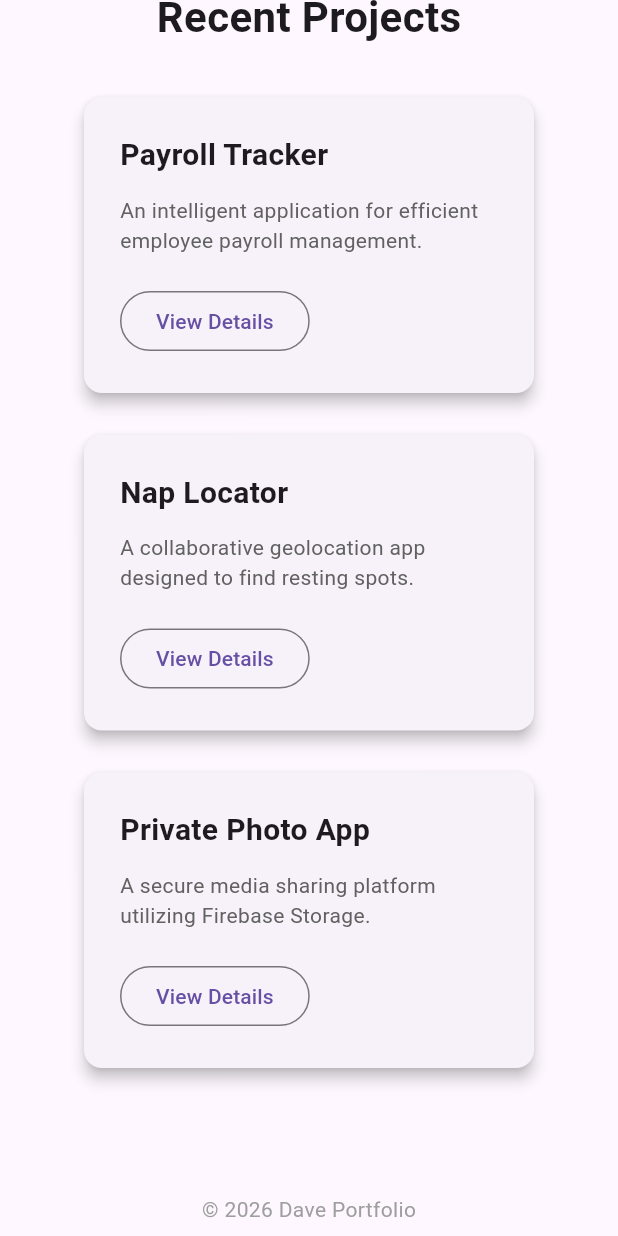
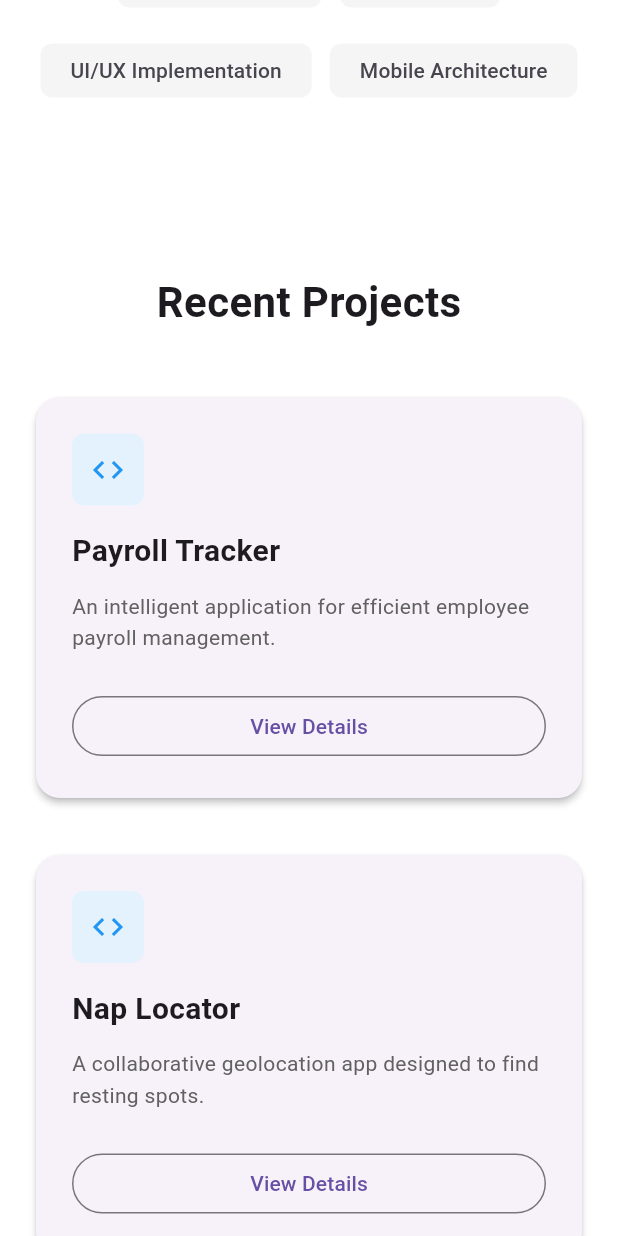
Before and after one commit to patrickpatrick27/Flutter-Web-Portfolio, a Flutter app: the screen it shows after launch, scrolled down 576 dp, after a tap on "View Details", on a phone screen of 412 x 824 dp. Run offline on Flutter 3.47's test engine with Material 3 defaults, Android fonts, the phone set to English and light mode, and no system bars.

Commit message:
Working UI for Laptop Web and Mobile Web

```diff
--- a/lib/home_screen.dart
+++ b/lib/home_screen.dart
@@ -2,7 +2,9 @@ import 'package:flutter/material.dart';
 import 'sections/header_section.dart';
 import 'sections/skills_section.dart';
 import 'sections/projects_section.dart';
-import 'widgets/responsive_animation.dart'; // Import our animation
+import 'sections/footer_section.dart';
+// ▼ ADD THIS LINE ▼
+import 'widgets/responsive_animation.dart';
 
 class HomeScreen extends StatelessWidget {
   const HomeScreen({super.key});
@@ -10,29 +12,32 @@ class HomeScreen extends StatelessWidget {
   @override
   Widget build(BuildContext context) {
     return Scaffold(
+      backgroundColor: Colors.white,
       body: SingleChildScrollView(
         child: Column(
-          children: const [
+          children: [
             FadeSlideTransition(
-              delay: Duration(milliseconds: 0),
-              child: HeaderSection()
+              delay: const Duration(milliseconds: 0),
+              child: const HeaderSection()
             ),
-            SizedBox(height: 60),
+
+            const SizedBox(height: 40),
+
             FadeSlideTransition(
-              delay: Duration(milliseconds: 300),
-              child: SkillsSection()
+              delay: const Duration(milliseconds: 400),
+              child: const SkillsSection()
             ),
-            SizedBox(height: 60),
+
+            const SizedBox(height: 40),
+
             FadeSlideTransition(
-              delay: Duration(milliseconds: 600),
-              child: ProjectsSection()
+              delay: const Duration(milliseconds: 800),
+              child: const ProjectsSection()
             ),
-            SizedBox(height: 60),
-            // Footer usually doesn't need animation, but you can add it if you like
-            Padding(
-              padding: EdgeInsets.all(20.0),
-              child: Text("© 2026 Dave Portfolio", style: TextStyle(color: Colors.grey)),
-            ),
+
+            const SizedBox(height: 80),
+
+            const FooterSection(),
           ],
         ),
       ),
--- a/lib/sections/footer_section.dart
+++ b/lib/sections/footer_section.dart
@@ -0,0 +1,32 @@
+import 'package:flutter/material.dart';
+
+class FooterSection extends StatelessWidget {
+  const FooterSection({super.key});
+
+  @override
+  Widget build(BuildContext context) {
+    return Container(
+      width: double.infinity,
+      padding: const EdgeInsets.all(30),
+      color: Colors.grey[50],
+      child: Column(
+        children: [
+          const Divider(),
+          const SizedBox(height: 20),
+          Text(
+            "© 2026 Dave. Built with Flutter Web.",
+            style: TextStyle(color: Colors.grey[600]),
+          ),
+          const SizedBox(height: 10),
+          Row(
+            mainAxisAlignment: MainAxisAlignment.center,
+            children: [
+              IconButton(icon: const Icon(Icons.code), onPressed: () {}), // GitHub
+              IconButton(icon: const Icon(Icons.email), onPressed: () {}), // Email
+            ],
+          )
+        ],
+      ),
+    );
+  }
+}
--- a/lib/sections/header_section.dart
+++ b/lib/sections/header_section.dart
@@ -1,25 +1,103 @@
 import 'package:flutter/material.dart';
+import '../widgets/responsive_layout.dart';
 
 class HeaderSection extends StatelessWidget {
   const HeaderSection({super.key});
 
   @override
   Widget build(BuildContext context) {
+    return const ResponsiveLayout(
+      mobile: _HeaderMobile(),
+      desktop: _HeaderDesktop(),
+    );
+  }
+}
+
+// --- Desktop Layout ---
+class _HeaderDesktop extends StatelessWidget {
+  const _HeaderDesktop();
+
+  @override
+  Widget build(BuildContext context) {
     return Container(
-      padding: const EdgeInsets.symmetric(vertical: 80, horizontal: 20),
+      width: double.infinity,
+      padding: const EdgeInsets.symmetric(vertical: 100, horizontal: 80),
       color: Colors.blueGrey[900],
+      child: Row(
+        mainAxisAlignment: MainAxisAlignment.center,
+        children: [
+          // Profile Picture Placeholder
+          Container(
+            width: 160,
+            height: 160,
+            decoration: const BoxDecoration(
+              shape: BoxShape.circle,
+              color: Colors.white10,
+            ),
+            child: const Icon(Icons.person, size: 80, color: Colors.white),
+          ),
+          const SizedBox(width: 60),
+          // Text Content
+          Column(
+            crossAxisAlignment: CrossAxisAlignment.start,
+            children: const [
+              Text(
+                "Hi, I'm Dave.",
+                style: TextStyle(
+                    fontSize: 56,
+                    fontWeight: FontWeight.bold,
+                    color: Colors.white),
+              ),
+              SizedBox(height: 16),
+              Text(
+                "Flutter Developer | Mobile & Web",
+                style: TextStyle(fontSize: 28, color: Colors.white70),
+              ),
+              SizedBox(height: 30),
+              // Example Call to Action
+              Chip(
+                  label: Text("Available for projects"),
+                  backgroundColor: Colors.greenAccent)
+            ],
+          ),
+        ],
+      ),
+    );
+  }
+}
+
+// --- Mobile Layout ---
+class _HeaderMobile extends StatelessWidget {
+  const _HeaderMobile();
+
+  @override
+  Widget build(BuildContext context) {
+    return Container(
       width: double.infinity,
+      padding: const EdgeInsets.symmetric(vertical: 60, horizontal: 20),
+      color: Colors.blueGrey[900],
       child: Column(
-        children: const [
-          Text(
+        children: [
+          Container(
+            width: 120,
+            height: 120,
+            decoration: const BoxDecoration(
+              shape: BoxShape.circle,
+              color: Colors.white10,
+            ),
+            child: const Icon(Icons.person, size: 60, color: Colors.white),
+          ),
+          const SizedBox(height: 30),
+          const Text(
             "Hi, I'm Dave.",
-            style: TextStyle(fontSize: 48, fontWeight: FontWeight.bold, color: Colors.white),
+            style: TextStyle(
+                fontSize: 36, fontWeight: FontWeight.bold, color: Colors.white),
             textAlign: TextAlign.center,
           ),
-          SizedBox(height: 16),
-          Text(
+          const SizedBox(height: 12),
+          const Text(
             "Flutter Developer | Mobile & Web",
-            style: TextStyle(fontSize: 24, color: Colors.white70),
+            style: TextStyle(fontSize: 18, color: Colors.white70),
             textAlign: TextAlign.center,
           ),
         ],
--- a/lib/sections/projects_section.dart
+++ b/lib/sections/projects_section.dart
@@ -1,4 +1,5 @@
 import 'package:flutter/material.dart';
+import '../widgets/responsive_layout.dart';
 
 class ProjectsSection extends StatelessWidget {
   const ProjectsSection({super.key});
@@ -6,32 +7,39 @@ class ProjectsSection extends StatelessWidget {
   @override
   Widget build(BuildContext context) {
     return Padding(
-      padding: const EdgeInsets.symmetric(horizontal: 20),
+      padding: const EdgeInsets.symmetric(vertical: 50, horizontal: 20),
       child: Column(
         children: [
-          const Text("Recent Projects", style: TextStyle(fontSize: 28, fontWeight: FontWeight.bold)),
-          const SizedBox(height: 30),
-          Wrap(
-            spacing: 20,
-            runSpacing: 20,
+          const Text("Recent Projects",
+              style: TextStyle(fontSize: 28, fontWeight: FontWeight.bold)),
+          const SizedBox(height: 40),
+
+          // Responsive Switch
+          ResponsiveLayout(
+            mobile: _buildProjectList(isMobile: true),
+            desktop: _buildProjectList(isMobile: false),
+          ),
+        ],
+      ),
+    );
+  }
+
+  Widget _buildProjectList({required bool isMobile}) {
+    return Wrap(
+      spacing: 30,
+      runSpacing: 30,
       alignment: WrapAlignment.center,
       children: const [
         ProjectCard(
             title: "Payroll Tracker",
-                description: "An intelligent application for efficient employee payroll management."
-              ),
+            description: "An intelligent application for efficient employee payroll management."),
         ProjectCard(
             title: "Nap Locator",
-                description: "A collaborative geolocation app designed to find resting spots."
-              ),
+            description: "A collaborative geolocation app designed to find resting spots."),
         ProjectCard(
             title: "Private Photo App",
-                description: "A secure media sharing platform utilizing Firebase Storage."
-              ),
+            description: "A secure media sharing platform utilizing Firebase Storage."),
       ],
-          ),
-        ],
-      ),
     );
   }
 }
@@ -44,22 +52,40 @@ class ProjectCard extends StatelessWidget {
 
   @override
   Widget build(BuildContext context) {
+    // Check width again here to size the individual card
+    bool isMobile = ResponsiveLayout.isMobile(context);
+
     return Card(
-      elevation: 4,
-      shape: RoundedRectangleBorder(borderRadius: BorderRadius.circular(12)),
+      elevation: 2,
+      shape: RoundedRectangleBorder(borderRadius: BorderRadius.circular(16)),
       child: Container(
-        width: 300,
+        // On Mobile: take 90% of screen width. On Desktop: Fixed 350px.
+        width: isMobile ? MediaQuery.of(context).size.width * 0.9 : 350,
         padding: const EdgeInsets.all(24),
         child: Column(
           crossAxisAlignment: CrossAxisAlignment.start,
           children: [
-            Text(title, style: const TextStyle(fontSize: 20, fontWeight: FontWeight.bold)),
+            Container(
+              padding: const EdgeInsets.all(12),
+              decoration: BoxDecoration(
+                  color: Colors.blue[50],
+                  borderRadius: BorderRadius.circular(8)),
+              child: const Icon(Icons.code, color: Colors.blue),
+            ),
+            const SizedBox(height: 16),
+            Text(title,
+                style:
+                    const TextStyle(fontSize: 20, fontWeight: FontWeight.bold)),
             const SizedBox(height: 12),
-            Text(description, style: TextStyle(color: Colors.grey[700])),
-            const SizedBox(height: 20),
-            OutlinedButton(
-              onPressed: () { /* Add Link Logic */ },
-              child: const Text("View Details")
+            Text(description,
+                style: TextStyle(color: Colors.grey[700], height: 1.5)),
+            const SizedBox(height: 24),
+            SizedBox(
+              width: double.infinity,
+              child: OutlinedButton(
+                onPressed: () {},
+                child: const Text("View Details"),
+              ),
             ),
           ],
         ),
--- a/lib/sections/skills_section.dart
+++ b/lib/sections/skills_section.dart
@@ -1,27 +1,39 @@
 import 'package:flutter/material.dart';
+import '../widgets/responsive_layout.dart';
 
 class SkillsSection extends StatelessWidget {
   const SkillsSection({super.key});
 
   @override
   Widget build(BuildContext context) {
-    return Padding(
-      padding: const EdgeInsets.symmetric(horizontal: 20),
+    bool isMobile = ResponsiveLayout.isMobile(context);
+
+    return Container(
+      width: double.infinity,
+      padding: EdgeInsets.symmetric(
+        horizontal: isMobile ? 20 : 50,
+        vertical: 20
+      ),
       child: Column(
         children: [
-          const Text("Technical Expertise", style: TextStyle(fontSize: 28, fontWeight: FontWeight.bold)),
+          const Text("Technical Expertise",
+              style: TextStyle(fontSize: 28, fontWeight: FontWeight.bold)),
           const SizedBox(height: 20),
-          Wrap(
+          ConstrainedBox(
+            constraints: const BoxConstraints(maxWidth: 800),
+            child: Wrap(
               spacing: 12,
               runSpacing: 12,
               alignment: WrapAlignment.center,
               children: const [
                 _SkillChip(label: "Flutter & Dart"),
-              _SkillChip(label: "Firebase"),
+                _SkillChip(label: "Firebase Realtime DB"),
                 _SkillChip(label: "GitHub Actions"),
                 _SkillChip(label: "REST APIs"),
                 _SkillChip(label: "UI/UX Implementation"),
+                _SkillChip(label: "Mobile Architecture"),
               ],
+            ),
           ),
         ],
       ),
@@ -37,8 +49,9 @@ class _SkillChip extends StatelessWidget {
   Widget build(BuildContext context) {
     return Chip(
       label: Text(label),
-      backgroundColor: Colors.blue[50],
-      padding: const EdgeInsets.symmetric(horizontal: 8, vertical: 4),
+      backgroundColor: Colors.grey[100],
+      side: BorderSide.none,
+      padding: const EdgeInsets.symmetric(horizontal: 12, vertical: 8),
     );
   }
 }
--- a/lib/widgets/responsive_animation.dart
+++ b/lib/widgets/responsive_animation.dart
@@ -28,7 +28,7 @@ class _FadeSlideTransitionState extends State<FadeSlideTransition> with SingleTi
     );
 
     _offsetAnimation = Tween<Offset>(
-      begin: const Offset(0, 0.1), // Starts slightly below
+      begin: const Offset(0, 0.1), // Starts slightly below (y=0.1)
       end: Offset.zero,
     ).animate(CurvedAnimation(parent: _controller, curve: Curves.easeOut));
 
--- /dev/null
+++ b/lib/widgets/responsive_layout.dart
@@ -0,0 +1,41 @@
+import 'package:flutter/material.dart';
+
+class ResponsiveLayout extends StatelessWidget {
+  final Widget mobile;
+  final Widget? tablet;
+  final Widget desktop;
+
+  const ResponsiveLayout({
+    super.key,
+    required this.mobile,
+    this.tablet,
+    required this.desktop,
+  });
+
+  // Common breakpoints
+  static bool isMobile(BuildContext context) =>
+      MediaQuery.of(context).size.width < 600;
+
+  static bool isTablet(BuildContext context) =>
+      MediaQuery.of(context).size.width >= 600 &&
+      MediaQuery.of(context).size.width < 1100;
+
+  static bool isDesktop(BuildContext context) =>
+      MediaQuery.of(context).size.width >= 1100;
+
+  @override
+  Widget build(BuildContext context) {
+    return LayoutBuilder(
+      builder: (context, constraints) {
+        if (constraints.maxWidth < 600) {
+          return mobile;
+        } else if (constraints.maxWidth < 1100) {
+          // If no tablet widget is provided, use mobile (or desktop, depending on pref)
+          return tablet ?? desktop;
+        } else {
+          return desktop;
+        }
+      },
+    );
+  }
+}
```
Lines whose indentation alone changed are shown as unchanged.
